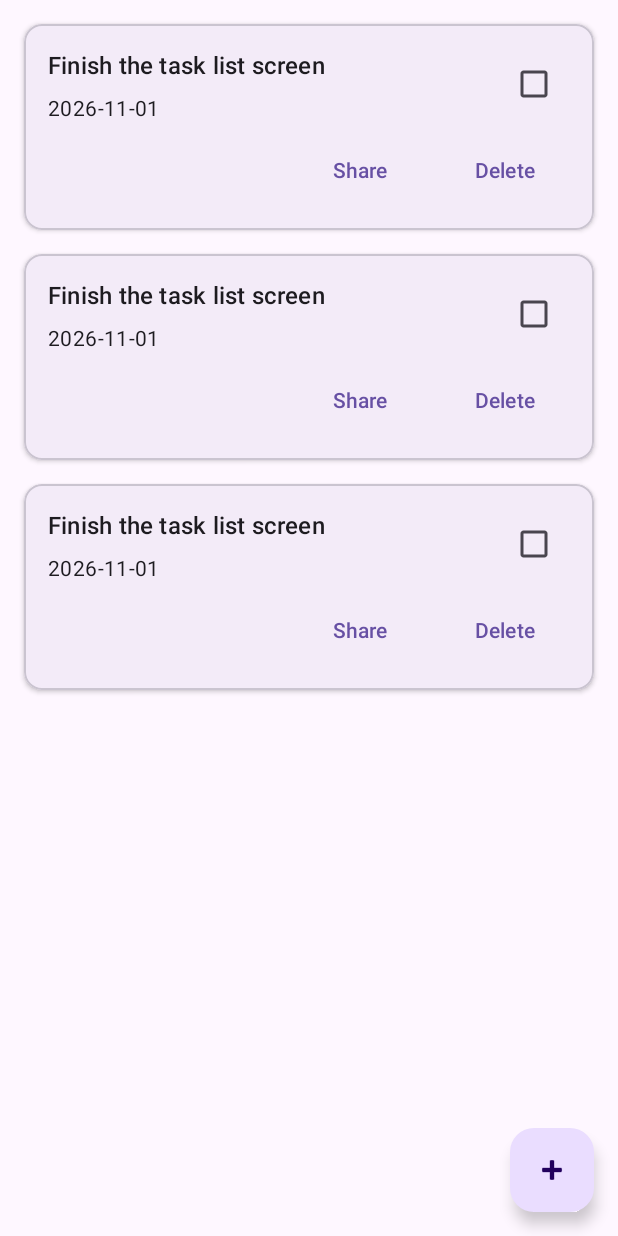
After one commit to EmanK888/Task_Tracker_V2, an Android app: the layout fragment_task_list.xml on its own in the app's theme, with its tools: preview values and no code run, on a phone screen of 412 x 824 dp. The commit adds this screen. Run offline under Robolectric (Android 15) with nearby library versions, the phone set to English and light mode, and no system bars.

Commit message:
Add task list layouts, strings, and dimensions

```diff
--- /dev/null
+++ b/app/src/main/res/layout/fragment_task_list.xml
@@ -0,0 +1,44 @@
+<?xml version="1.0" encoding="utf-8"?>
+<androidx.constraintlayout.widget.ConstraintLayout xmlns:android="http://schemas.android.com/apk/res/android"
+    xmlns:app="http://schemas.android.com/apk/res-auto"
+    xmlns:tools="http://schemas.android.com/tools"
+    android:layout_width="match_parent"
+    android:layout_height="match_parent">
+
+    <androidx.recyclerview.widget.RecyclerView
+        android:id="@+id/recycler_tasks"
+        android:layout_width="0dp"
+        android:layout_height="0dp"
+        android:clipToPadding="false"
+        android:paddingTop="@dimen/spacing_small"
+        android:paddingBottom="@dimen/fab_clearance"
+        app:layout_constraintBottom_toBottomOf="parent"
+        app:layout_constraintEnd_toEndOf="parent"
+        app:layout_constraintStart_toStartOf="parent"
+        app:layout_constraintTop_toTopOf="parent"
+        tools:listitem="@layout/item_task" />
+
+    <TextView
+        android:id="@+id/empty_state"
+        android:layout_width="wrap_content"
+        android:layout_height="wrap_content"
+        android:text="@string/no_tasks_yet"
+        android:textAppearance="?attr/textAppearanceBodyLarge"
+        android:visibility="gone"
+        app:layout_constraintBottom_toBottomOf="parent"
+        app:layout_constraintEnd_toEndOf="parent"
+        app:layout_constraintStart_toStartOf="parent"
+        app:layout_constraintTop_toTopOf="parent" />
+
+    <com.google.android.material.floatingactionbutton.FloatingActionButton
+        android:id="@+id/fab_add"
+        android:layout_width="wrap_content"
+        android:layout_height="wrap_content"
+        android:layout_margin="@dimen/spacing_medium"
+        android:contentDescription="@string/add_task"
+        android:src="@android:drawable/ic_input_add"
+        app:layout_constraintBottom_toBottomOf="parent"
+        app:layout_constraintEnd_toEndOf="parent"
+        app:tint="?attr/colorOnPrimaryContainer" />
+
+</androidx.constraintlayout.widget.ConstraintLayout>
--- /dev/null
+++ b/app/src/main/res/layout/item_task.xml
@@ -0,0 +1,77 @@
+<?xml version="1.0" encoding="utf-8"?>
+<com.google.android.material.card.MaterialCardView xmlns:android="http://schemas.android.com/apk/res/android"
+    xmlns:app="http://schemas.android.com/apk/res-auto"
+    xmlns:tools="http://schemas.android.com/tools"
+    android:id="@+id/card_task"
+    android:layout_width="match_parent"
+    android:layout_height="wrap_content"
+    android:layout_marginStart="@dimen/spacing_medium"
+    android:layout_marginTop="@dimen/spacing_small"
+    android:layout_marginEnd="@dimen/spacing_medium"
+    android:layout_marginBottom="@dimen/spacing_small"
+    android:clickable="true"
+    android:focusable="true"
+    app:cardCornerRadius="@dimen/card_corner_radius"
+    app:cardElevation="@dimen/card_elevation">
+
+    <androidx.constraintlayout.widget.ConstraintLayout
+        android:layout_width="match_parent"
+        android:layout_height="wrap_content"
+        android:padding="@dimen/spacing_medium">
+
+        <TextView
+            android:id="@+id/text_title"
+            android:layout_width="0dp"
+            android:layout_height="wrap_content"
+            android:layout_marginEnd="@dimen/spacing_small"
+            android:ellipsize="end"
+            android:maxLines="2"
+            android:textAppearance="?attr/textAppearanceTitleMedium"
+            app:layout_constraintEnd_toStartOf="@id/checkbox_done"
+            app:layout_constraintStart_toStartOf="parent"
+            app:layout_constraintTop_toTopOf="parent"
+            tools:text="Finish the task list screen" />
+
+        <com.google.android.material.checkbox.MaterialCheckBox
+            android:id="@+id/checkbox_done"
+            android:layout_width="wrap_content"
+            android:layout_height="wrap_content"
+            android:contentDescription="@string/task_done"
+            app:layout_constraintEnd_toEndOf="parent"
+            app:layout_constraintTop_toTopOf="parent" />
+
+        <TextView
+            android:id="@+id/text_due_date"
+            android:layout_width="0dp"
+            android:layout_height="wrap_content"
+            android:layout_marginTop="@dimen/spacing_small"
+            android:textAppearance="?attr/textAppearanceBodyMedium"
+            app:layout_constraintEnd_toEndOf="parent"
+            app:layout_constraintStart_toStartOf="parent"
+            app:layout_constraintTop_toBottomOf="@id/text_title"
+            tools:text="2026-11-01" />
+
+        <com.google.android.material.button.MaterialButton
+            android:id="@+id/button_share"
+            style="@style/Widget.Material3.Button.TextButton"
+            android:layout_width="wrap_content"
+            android:layout_height="wrap_content"
+            android:layout_marginTop="@dimen/spacing_small"
+            android:layout_marginEnd="@dimen/spacing_small"
+            android:text="@string/share"
+            app:layout_constraintEnd_toStartOf="@id/button_delete"
+            app:layout_constraintTop_toBottomOf="@id/text_due_date" />
+
+        <com.google.android.material.button.MaterialButton
+            android:id="@+id/button_delete"
+            style="@style/Widget.Material3.Button.TextButton"
+            android:layout_width="wrap_content"
+            android:layout_height="wrap_content"
+            android:layout_marginTop="@dimen/spacing_small"
+            android:text="@string/delete"
+            app:layout_constraintEnd_toEndOf="parent"
+            app:layout_constraintTop_toBottomOf="@id/text_due_date" />
+
+    </androidx.constraintlayout.widget.ConstraintLayout>
+
+</com.google.android.material.card.MaterialCardView>
--- /dev/null
+++ b/app/src/main/res/values/dimens.xml
@@ -0,0 +1,8 @@
+<?xml version="1.0" encoding="utf-8"?>
+<resources>
+    <dimen name="spacing_small">8dp</dimen>
+    <dimen name="spacing_medium">16dp</dimen>
+    <dimen name="card_corner_radius">12dp</dimen>
+    <dimen name="card_elevation">2dp</dimen>
+    <dimen name="fab_clearance">88dp</dimen>
+</resources>
--- a/app/src/main/res/values/strings.xml
+++ b/app/src/main/res/values/strings.xml
@@ -1,3 +1,8 @@
 <resources>
     <string name="app_name">Task_Tracker_V2</string>
+    <string name="no_tasks_yet">No tasks yet</string>
+    <string name="add_task">Add task</string>
+    <string name="delete">Delete</string>
+    <string name="share">Share</string>
+    <string name="task_done">Task done</string>
 </resources>
```
